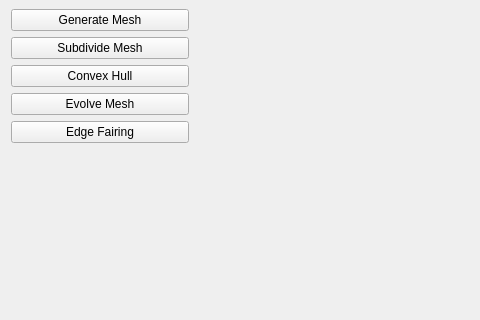
This is mainwindow.ui in evanw/cs224final as Qt 5 draws it before an edit; both pictures show x 0 to 480 and y 154 to 474 of the 800 by 600 pixel window. The edited form follows.
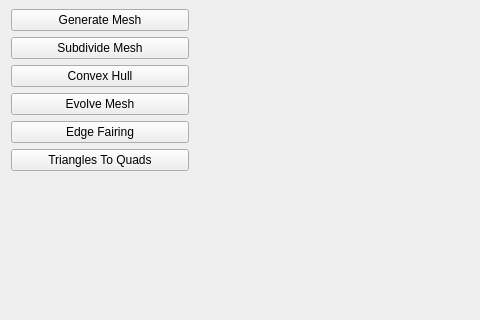
This is the edited form. Icons and pictures are not drawn. Custom widgets are drawn as their Qt base class.

Commit message: added triangle-to-quad conversion

```diff
--- a/mainwindow.ui
+++ b/mainwindow.ui
@@ -105,6 +105,13 @@
          </property>
         </widget>
        </item>
+       <item>
+        <widget class="QPushButton" name="trianglesToQuads">
+         <property name="text">
+          <string>Triangles To Quads</string>
+         </property>
+        </widget>
+       </item>
        <item>
         <widget class="QWidget" name="emptySpace" native="true">
          <property name="sizePolicy">
```
Left out of the diff: 17 changed lines with no effect on the pictures. The commit also changes 9 other files.
